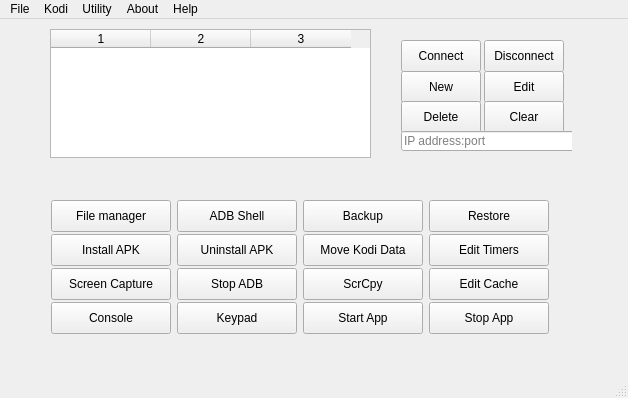
Qt form mainwindow.ui (Eliminater74/adblink) before a commit.
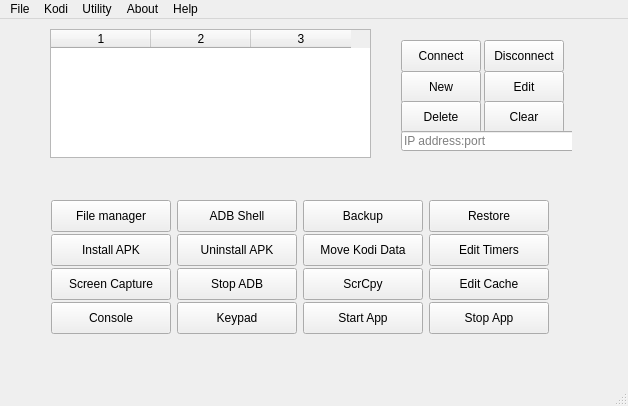
The same form after that commit.

Commit message: dead code removal. dradiobutton removed with ascend/desend

```diff
--- a/mainwindow.ui
+++ b/mainwindow.ui
@@ -7,7 +7,7 @@
     <x>0</x>
     <y>0</y>
     <width>628</width>
-    <height>398</height>
+    <height>406</height>
    </rect>
   </property>
   <property name="sizePolicy">
```
Left out of the diff: 73 changed lines with no effect on the pictures. The commit also changes 2 other files.
